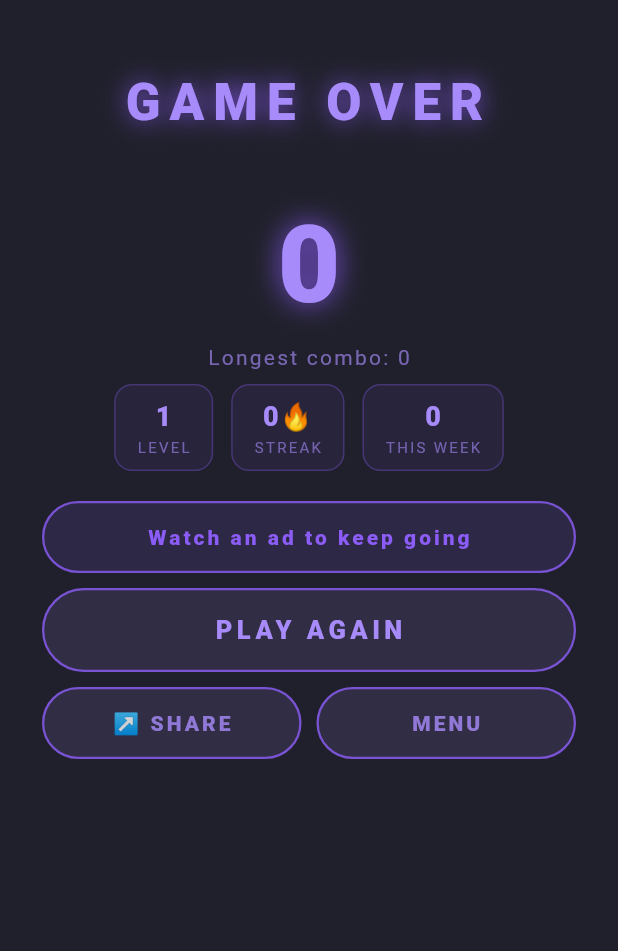
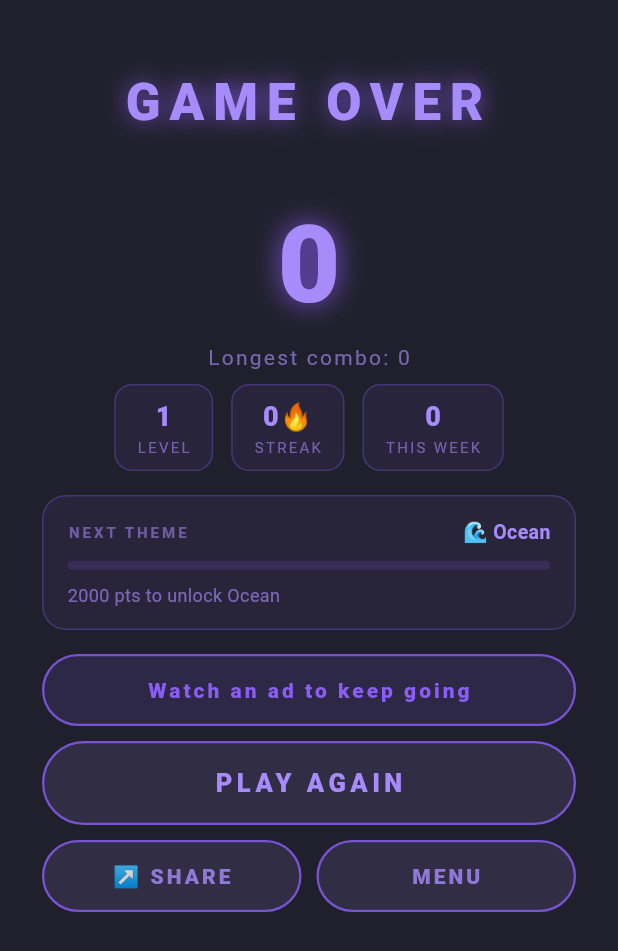
Before and after one commit to eneskucukpehlivan1/ringtide_app, a Flutter app: the GameOverOverlay screen opened directly with empty values, on a phone screen of 412 x 824 dp. Shown: the top 951 px of the screen. Run offline on Flutter 3.47's test engine with Material 3 defaults, Android fonts, the phone set to English and light mode, and no system bars; our stand-ins replace google_mobile_ads, share_plus, shared_preferences; missing offline and left inert: app_tracking_transparency, flame, flame_audio; accounts and stored records are empty; statements that could not run were skipped.

Commit message:
fix: per-tier difficulty reset, TR badge names, next-unlock progress card
- Ring tiers reset speed+gap when ring count increases (2nd ring: 1.9/1.10, 3rd: 1.6/1.20)
  then ramp up independently — new ring feels fresh, not a wall
- Stats overlay badges now show TR name/desc when phone locale is Turkish
- Game over: 'Next Theme' progress card with progress bar and remaining pts

Co-Authored-By: Claude Sonnet 4.6 <noreply@anthropic.com>

```diff
--- a/lib/game/ringtide_game.dart
+++ b/lib/game/ringtide_game.dart
@@ -76,14 +76,35 @@ class RingtideGame extends FlameGame with TapCallbacks {
 
     final center = size / 2;
     final numRings = _ringCount();
-    final gap = (GameConstants.initialGapSize -
-            (level ~/ GameConstants.levelsPerGapDecrement) *
+
+    // Each ring-count tier resets to easier values then ramps up independently.
+    // This way adding a ring feels like a fresh challenge, not a wall.
+    final int tierLevel;
+    final double tierGapBase;
+    final double tierSpeedBase;
+
+    if (numRings == 3) {
+      tierLevel   = level - 25;
+      tierGapBase   = GameConstants.tier3GapBase;
+      tierSpeedBase = GameConstants.tier3SpeedBase;
+    } else if (numRings == 2) {
+      tierLevel   = level - 12;
+      tierGapBase   = GameConstants.tier2GapBase;
+      tierSpeedBase = GameConstants.tier2SpeedBase;
+    } else {
+      tierLevel   = level - 1;
+      tierGapBase   = GameConstants.tier1GapBase;
+      tierSpeedBase = GameConstants.tier1SpeedBase;
+    }
+
+    final gap = (tierGapBase -
+            (tierLevel ~/ GameConstants.levelsPerGapDecrement) *
                 GameConstants.gapDecrement)
-        .clamp(GameConstants.minGapSize, GameConstants.initialGapSize);
-    final baseSpeed = (GameConstants.initialSpeed +
-            (level ~/ GameConstants.levelsPerSpeedIncrease) *
+        .clamp(GameConstants.minGapSize, tierGapBase);
+    final baseSpeed = (tierSpeedBase +
+            (tierLevel ~/ GameConstants.levelsPerSpeedIncrease) *
                 GameConstants.speedIncrement)
-        .clamp(GameConstants.initialSpeed, GameConstants.maxSpeed);
+        .clamp(tierSpeedBase, GameConstants.maxSpeed);
     final dirFlip =
         (level ~/ GameConstants.levelsPerDirectionFlip) % 2 == 0 ? 1.0 : -1.0;
 
--- a/lib/overlays/game_over.dart
+++ b/lib/overlays/game_over.dart
@@ -3,6 +3,7 @@ import 'package:share_plus/share_plus.dart';
 import '../game/ringtide_game.dart';
 import '../services/progression_service.dart';
 import '../services/ad_service.dart';
+import '../models/game_theme.dart';
 import '../utils/app_strings.dart';
 
 class GameOverOverlay extends StatefulWidget {
@@ -98,7 +99,10 @@ class _GameOverOverlayState extends State<GameOverOverlay> {
                     _StatChip(label: S.weeklyBest, value: '${ps.weeklyBest}', theme: theme),
                   ],
                 ),
-                const SizedBox(height: 20),
+                const SizedBox(height: 16),
+                // Next unlock progress
+                _NextUnlockCard(ps: ps, theme: theme),
+                const SizedBox(height: 16),
                 // Badges
                 if (ps.earnedBadges.isNotEmpty) ...[
                   Center(
@@ -196,6 +200,99 @@ class _GameOverOverlayState extends State<GameOverOverlay> {
   }
 }
 
+class _NextUnlockCard extends StatelessWidget {
+  final ProgressionService ps;
+  final dynamic theme;
+  const _NextUnlockCard({required this.ps, required this.theme});
+
+  @override
+  Widget build(BuildContext context) {
+    final next = ps.nextLockedTheme;
+    final isTr = S.isTr == 'tr';
+
+    if (next == null) {
+      return Center(
+        child: Text(
+          S.allThemesUnlocked,
+          style: TextStyle(
+              fontSize: 13,
+              color: (theme.accentColor as Color).withValues(alpha: 0.7),
+              letterSpacing: 1),
+        ),
+      );
+    }
+
+    final current = ps.totalScore;
+    final target = next.unlockScore;
+    // Find previous tier's score (for meaningful progress bar start)
+    final prevScore = _prevThresholdScore(next);
+    final range = (target - prevScore).toDouble();
+    final progress = range > 0 ? ((current - prevScore) / range).clamp(0.0, 1.0) : 1.0;
+    final remaining = (target - current).clamp(0, target);
+    final themeName = isTr ? next.nameTr : next.nameEn;
+
+    return Container(
+      padding: const EdgeInsets.symmetric(horizontal: 16, vertical: 14),
+      decoration: BoxDecoration(
+        borderRadius: BorderRadius.circular(16),
+        border: Border.all(
+            color: (theme.ringColor as Color).withValues(alpha: 0.3)),
+        color: (theme.ringColor as Color).withValues(alpha: 0.07),
+      ),
+      child: Column(
+        crossAxisAlignment: CrossAxisAlignment.start,
+        children: [
+          Row(
+            mainAxisAlignment: MainAxisAlignment.spaceBetween,
+            children: [
+              Text(
+                S.nextUnlockLabel,
+                style: TextStyle(
+                    fontSize: 10,
+                    color: (theme.accentColor as Color).withValues(alpha: 0.55),
+                    letterSpacing: 2,
+                    fontWeight: FontWeight.w700),
+              ),
+              Text(
+                '${next.emoji} $themeName',
+                style: TextStyle(
+                    fontSize: 13,
+                    fontWeight: FontWeight.w700,
+                    color: theme.accentColor as Color),
+              ),
+            ],
+          ),
+          const SizedBox(height: 10),
+          ClipRRect(
+            borderRadius: BorderRadius.circular(4),
+            child: LinearProgressIndicator(
+              value: progress,
+              minHeight: 6,
+              backgroundColor:
+                  (theme.ringColor as Color).withValues(alpha: 0.15),
+              valueColor: AlwaysStoppedAnimation<Color>(
+                  theme.accentColor as Color),
+            ),
+          ),
+          const SizedBox(height: 8),
+          Text(
+            S.nextUnlockProgress(themeName, remaining),
+            style: TextStyle(
+                fontSize: 12,
+                color: (theme.accentColor as Color).withValues(alpha: 0.65)),
+          ),
+        ],
+      ),
+    );
+  }
+
+  int _prevThresholdScore(GameTheme next) {
+    final idx = kThemes.indexWhere((t) => t.id == next.id);
+    if (idx <= 0) return 0;
+    return kThemes[idx - 1].unlockScore;
+  }
+}
+
 class _StatChip extends StatelessWidget {
   final String label;
   final String value;
--- a/lib/overlays/stats_overlay.dart
+++ b/lib/overlays/stats_overlay.dart
@@ -119,11 +119,14 @@ class StatsOverlay extends StatelessWidget {
   }
 
   Widget _badgesSection(ProgressionService ps, dynamic theme) {
+    final isTr = S.isTr == 'tr';
     return Wrap(
       spacing: 10,
       runSpacing: 10,
       children: kBadges.map((b) {
         final earned = ps.earnedBadges.contains(b.id);
+        final badgeName = isTr ? b.nameTr : b.nameEn;
+        final badgeDesc = isTr ? b.descTr : b.descEn;
         return Container(
           width: double.infinity,
           padding: const EdgeInsets.all(14),
@@ -147,14 +150,14 @@ class StatsOverlay extends StatelessWidget {
                 child: Column(
                   crossAxisAlignment: CrossAxisAlignment.start,
                   children: [
-                    Text(b.nameEn,
+                    Text(badgeName,
                         style: TextStyle(
                             fontSize: 14,
                             fontWeight: FontWeight.w700,
                             color: earned
                                 ? (theme.accentColor as Color)
                                 : Colors.white.withValues(alpha: 0.3))),
-                    Text(b.descEn,
+                    Text(badgeDesc,
                         style: TextStyle(
                             fontSize: 12,
                             color: earned
--- a/lib/utils/app_strings.dart
+++ b/lib/utils/app_strings.dart
@@ -91,6 +91,14 @@ class S {
   // Badges
   static String get newBadge => _tr ? 'YENİ ROZET' : 'NEW BADGE';
 
+  // Next unlock progress
+  static String nextUnlockProgress(String themeName, int remaining) => _tr
+      ? '$themeName için $remaining puan daha'
+      : '$remaining pts to unlock $themeName';
+  static String get nextUnlockLabel =>
+      _tr ? 'SIRADAKI TEMA' : 'NEXT THEME';
+  static String get isTr => _tr ? 'tr' : 'en'; // locale helper for widgets
+
   // Share
   static String shareText(int score, int level, int combo) => _tr
       ? '🌀 Ringtide\'da $score puan yaptım!\nSeviye: $level | En uzun kombo: $combo\nSen de dene! 👆'
--- a/lib/utils/constants.dart
+++ b/lib/utils/constants.dart
@@ -34,6 +34,17 @@ class GameConstants {
   // Aim lane
   static const double aimLaunchAngle = -pi / 2; // straight up, 12 o'clock
 
+  // Per-tier difficulty reset (when ring count increases, start easier again)
+  // Tier 1: 1 ring  (levels 1–11)
+  static const double tier1SpeedBase = 2.4;
+  static const double tier1GapBase   = 0.90;
+  // Tier 2: 2 rings (levels 12–24)  — wider gap, slower speed at tier entry
+  static const double tier2SpeedBase = 1.9;
+  static const double tier2GapBase   = 1.10;
+  // Tier 3: 3 rings (levels 25+)
+  static const double tier3SpeedBase = 1.6;
+  static const double tier3GapBase   = 1.20;
+
   // Ads
   static const int interstitialEvery = 3;
 }
```
